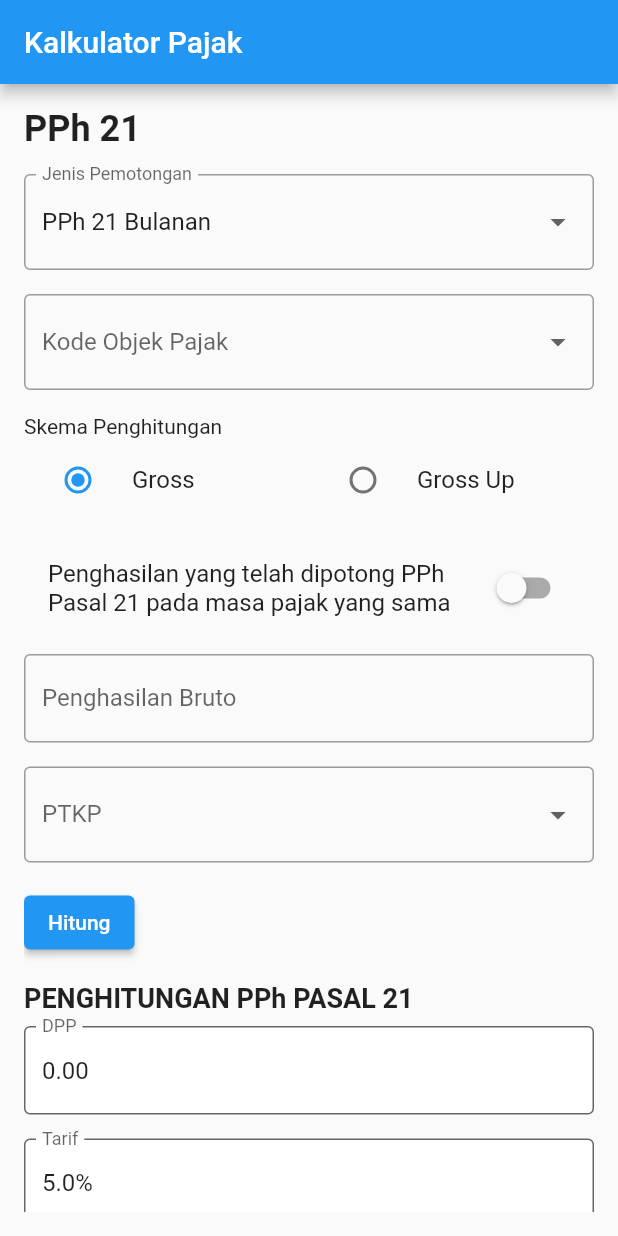
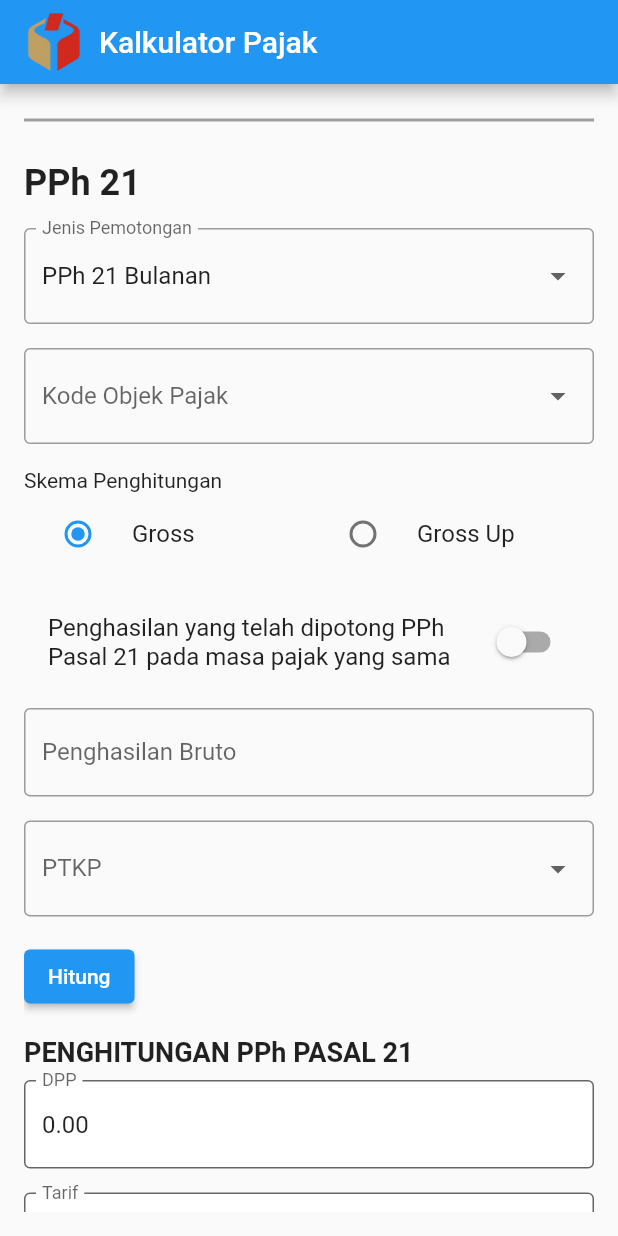
Before and after one commit to Leovdr/KalkulatorPajak, a Flutter app: the screen it shows after launch, after a tap on "Hitung", on a phone screen of 412 x 824 dp. Run offline on Flutter 3.47's test engine with Material 2 defaults, Android fonts, the phone set to English and light mode, and no system bars.

Commit message:
add logo
\

```diff
--- a/lib/main.dart
+++ b/lib/main.dart
@@ -43,7 +43,17 @@ class _MyHomePageState extends State<MyHomePage> {
   Widget build(BuildContext context) {
     return Scaffold(
       appBar: AppBar(
-        title: const Text('Kalkulator Pajak'),
+        title: Row(
+          children: [
+            Image.asset(
+              'assets/images/logo.png', // Path gambar logo
+              height: 40,
+              width: 40,
+            ),
+            const SizedBox(width: 10), // Memberi jarak antara logo dan teks
+            const Text('Kalkulator Pajak'), // Teks di sebelah kanan logo
+          ],
+        ),
       ),
       body: Padding(
         padding: const EdgeInsets.all(16.0),
@@ -51,11 +61,18 @@ class _MyHomePageState extends State<MyHomePage> {
           child: Column(
             crossAxisAlignment: CrossAxisAlignment.start,
             children: [
+              const Divider(
+                color: Colors.grey,
+                thickness: 2,
+              ),
+              const SizedBox(height: 20), // Spasi antara garis dan teks PPh 21
               const Text(
                 'PPh 21',
                 style: TextStyle(fontSize: 24, fontWeight: FontWeight.bold),
               ),
               const SizedBox(height: 16),
+
+              // Dropdown untuk Jenis Pemotongan
               DropdownButtonFormField<String>(
                 value: selectedJenisPemotongan,
                 items: ['PPh 21 Bulanan', 'PPh 21 Tahunan']
@@ -75,6 +92,8 @@ class _MyHomePageState extends State<MyHomePage> {
                 ),
               ),
               const SizedBox(height: 16),
+
+              // Dropdown untuk Kode Objek Pajak
               DropdownButtonFormField<String>(
                 value: selectedKodeObjekPajak,
                 items: kodeObjekPajakList
@@ -94,6 +113,8 @@ class _MyHomePageState extends State<MyHomePage> {
                 ),
               ),
               const SizedBox(height: 16),
+
+              // Skema Penghitungan
               const Text('Skema Penghitungan'),
               Row(
                 children: [
@@ -124,6 +145,8 @@ class _MyHomePageState extends State<MyHomePage> {
                 ],
               ),
               const SizedBox(height: 16),
+
+              // Switch untuk PPh Pasal 21
               SwitchListTile(
                 title: const Text(
                     'Penghasilan yang telah dipotong PPh Pasal 21 pada masa pajak yang sama'),
@@ -135,6 +158,8 @@ class _MyHomePageState extends State<MyHomePage> {
                 },
               ),
               const SizedBox(height: 16),
+
+              // Input untuk Penghasilan Bruto
               TextFormField(
                 keyboardType: TextInputType.number,
                 decoration: const InputDecoration(
@@ -148,6 +173,8 @@ class _MyHomePageState extends State<MyHomePage> {
                 },
               ),
               const SizedBox(height: 16),
+
+              // Dropdown untuk PTKP
               DropdownButtonFormField<String>(
                 value: selectedPTKP,
                 items: ptkpList
@@ -167,33 +194,33 @@ class _MyHomePageState extends State<MyHomePage> {
                 ),
               ),
               const SizedBox(height: 16),
+
+              // Tombol Hitung
               ElevatedButton(
                 onPressed: _hitungPajak,
                 child: const Text('Hitung'),
               ),
               const SizedBox(height: 16),
+
+              // Hasil Penghitungan
               const Text(
                 'PENGHITUNGAN PPh PASAL 21',
                 style: TextStyle(fontSize: 18, fontWeight: FontWeight.bold),
               ),
               const SizedBox(height: 8),
-              // Text('DPP: ${dpp.toStringAsFixed(2)}'),
-              // Text('Tarif: ${_getTarif()}%'),
-              // Text('PPh 21: ${pph21.toStringAsFixed(2)}'),
-              Column(
-                crossAxisAlignment: CrossAxisAlignment.start,
-                children: [
+
+              // Output DPP, Tarif, PPh 21
               TextFormField(
-                    readOnly: true,  // Membuat text form ini hanya untuk membaca
+                readOnly: true,
                 initialValue: dpp.toStringAsFixed(2),
                 decoration: const InputDecoration(
                   labelText: 'DPP',
                   border: OutlineInputBorder(),
                   filled: true,
-                      fillColor: Colors.white, // Mengatur warna latar belakang input field
+                  fillColor: Colors.white,
                 ),
               ),
-                  const SizedBox(height: 16), // Jarak antar field
+              const SizedBox(height: 16),
               TextFormField(
                 readOnly: true,
                 initialValue: '${_getTarif()}%',
@@ -216,8 +243,6 @@ class _MyHomePageState extends State<MyHomePage> {
                 ),
               ),
             ],
-              )
-            ],
           ),
         ),
       ),
@@ -226,14 +251,12 @@ class _MyHomePageState extends State<MyHomePage> {
 
   void _hitungPajak() {
     setState(() {
-      // Contoh perhitungan sederhana
-      dpp = penghasilanBruto * 0.95; // misalnya 95% dari penghasilan bruto
+      dpp = penghasilanBruto * 0.95; // 95% dari penghasilan bruto
       pph21 = dpp * _getTarif() / 100;
     });
   }
 
   double _getTarif() {
-    // Logika sederhana untuk menentukan tarif pajak
     if (dpp <= 50000000) {
       return 5;
     } else if (dpp <= 250000000) {
--- a/pubspec.yaml
+++ b/pubspec.yaml
@@ -59,8 +59,10 @@ flutter:
   uses-material-design: true
 
   # To add assets to your application, add an assets section, like this:
-  # assets:
-  #   - images/a_dot_burr.jpeg
+  assets:
+
+    - assets/images/
+  # mendaftarkan seluruh folder pada assets/images
   #   - images/a_dot_ham.jpeg
 
   # An image asset can refer to one or more resolution-specific "variants", see
```
Also changed, not shown: assets/images/logo.png (added). Lines whose indentation alone changed are shown as unchanged.
